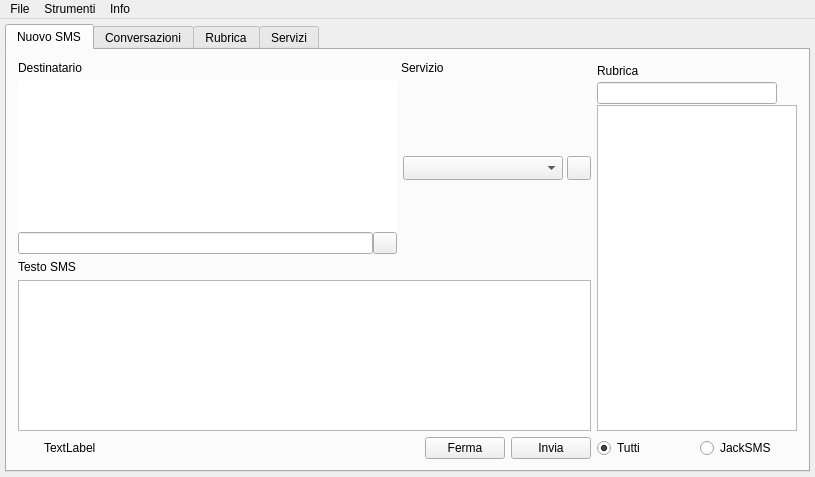
Before: the Qt Designer form mainjacksms.ui in freesmee/freesmee-desktop, drawn with Qt 5.
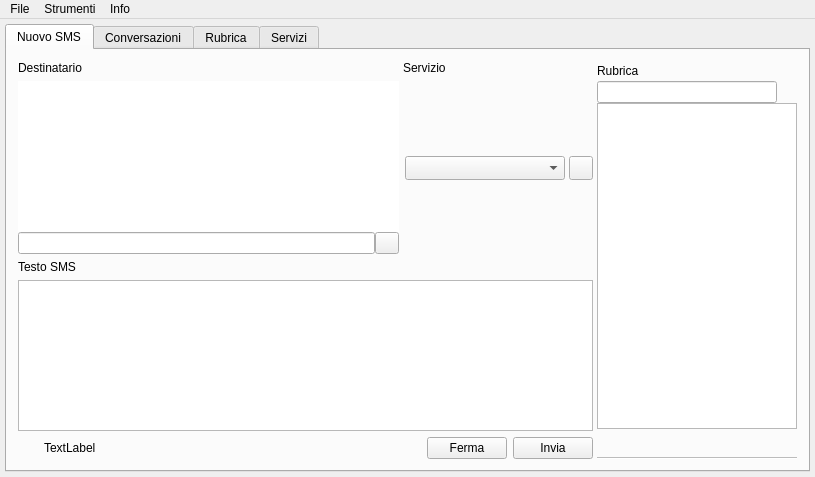
After: the same form once the commit is applied. Icons and pictures are not drawn. Custom widgets are drawn as their Qt base class.

Commit message:
- Visualizzazione numero come tooltip del mouse nella rubrica veloce - Tolto il numero dal widget destinatari e messo come tooltip (cambiato anche il cursore) - Tolti i radio button "Tutti" e "JackSMS" e messo un sistema simil-tabbed. - Gestito meglio il "rispondi", "cita" e "inoltra" quando ci sono già dei contatti selezionati - Sistemato un problema con i dialog sul download di nuovi servizi - Bumped to version 2.1-a4
extra : convert_revision : svn%3A7363d3a4-9750-e393-0ab5-40250ee986cf/trunk%4091

Diff of the .ui file:
```diff
--- a/mainjacksms.ui
+++ b/mainjacksms.ui
@@ -518,6 +518,17 @@
            </attribute>
            <layout class="QVBoxLayout" name="verticalLayout_13">
             <item>
+             <layout class="QHBoxLayout" name="horizontalLayout_24">
+              <property name="spacing">
+               <number>4</number>
+              </property>
+              <property name="topMargin">
+               <number>0</number>
+              </property>
+              <property name="rightMargin">
+               <number>0</number>
+              </property>
+              <item>
              <layout class="QGridLayout" name="gridLayout_7">
               <property name="horizontalSpacing">
                <number>6</number>
@@ -525,7 +536,7 @@
               <property name="verticalSpacing">
                <number>0</number>
               </property>
-              <item row="1" column="1">
+                <item row="0" column="1">
                <layout class="QVBoxLayout" name="verticalLayout">
                 <item>
                  <layout class="QGridLayout" name="gridLayout">
@@ -736,134 +747,7 @@
                 </item>
                </layout>
               </item>
-              <item row="1" column="2">
-               <layout class="QVBoxLayout" name="verticalLayout_2">
-                <property name="spacing">
-                 <number>1</number>
-                </property>
-                <property name="sizeConstraint">
-                 <enum>QLayout::SetDefaultConstraint</enum>
-                </property>
-                <item>
-                 <widget class="QLabel" name="label_7">
-                  <property name="sizePolicy">
-                   <sizepolicy hsizetype="Preferred" vsizetype="Fixed">
-                    <horstretch>0</horstretch>
-                    <verstretch>20</verstretch>
-                   </sizepolicy>
-                  </property>
-                  <property name="minimumSize">
-                   <size>
-                    <width>0</width>
-                    <height>20</height>
-                   </size>
-                  </property>
-                  <property name="maximumSize">
-                   <size>
-                    <width>16777215</width>
-                    <height>20</height>
-                   </size>
-                  </property>
-                  <property name="text">
-                   <string>Rubrica</string>
-                  </property>
-                 </widget>
-                </item>
-                <item>
-                 <layout class="QHBoxLayout" name="horizontalLayout_17">
-                  <property name="spacing">
-                   <number>0</number>
-                  </property>
-                  <property name="topMargin">
-                   <number>0</number>
-                  </property>
-                  <item>
-                   <widget class="QLineEdit" name="RicercaVeloce">
-                    <property name="sizePolicy">
-                     <sizepolicy hsizetype="Fixed" vsizetype="Fixed">
-                      <horstretch>180</horstretch>
-                      <verstretch>0</verstretch>
-                     </sizepolicy>
-                    </property>
-                    <property name="maximumSize">
-                     <size>
-                      <width>300</width>
-                      <height>16777215</height>
-                     </size>
-                    </property>
-                   </widget>
-                  </item>
-                  <item>
-                   <widget class="QPushButton" name="RicercaVeloceButton">
-                    <property name="enabled">
-                     <bool>false</bool>
-                    </property>
-                    <property name="sizePolicy">
-                     <sizepolicy hsizetype="Fixed" vsizetype="Fixed">
-                      <horstretch>20</horstretch>
-                      <verstretch>20</verstretch>
-                     </sizepolicy>
-                    </property>
-                    <property name="minimumSize">
-                     <size>
-                      <width>20</width>
-                      <height>20</height>
-                     </size>
-                    </property>
-                    <property name="maximumSize">
-                     <size>
-                      <width>20</width>
-                      <height>20</height>
-                     </size>
-                    </property>
-                    <property name="text">
-                     <string/>
-                    </property>
-                    <property name="icon">
-                     <iconset resource="resources.qrc">
-                      <normaloff>:/resource/findd.png</normaloff>:/resource/findd.png</iconset>
-                    </property>
-                    <property name="iconSize">
-                     <size>
-                      <width>20</width>
-                      <height>20</height>
-                     </size>
-                    </property>
-                    <property name="flat">
-                     <bool>true</bool>
-                    </property>
-                   </widget>
-                  </item>
-                 </layout>
-                </item>
-                <item>
-                 <widget class="QListWidget" name="RubricaVeloce">
-                  <property name="sizePolicy">
-                   <sizepolicy hsizetype="Fixed" vsizetype="Expanding">
-                    <horstretch>5</horstretch>
-                    <verstretch>0</verstretch>
-                   </sizepolicy>
-                  </property>
-                  <property name="maximumSize">
-                   <size>
-                    <width>200</width>
-                    <height>16777215</height>
-                   </size>
-                  </property>
-                  <property name="iconSize">
-                   <size>
-                    <width>16</width>
-                    <height>16</height>
-                   </size>
-                  </property>
-                  <property name="sortingEnabled">
-                   <bool>true</bool>
-                  </property>
-                 </widget>
-                </item>
-               </layout>
-              </item>
-              <item row="2" column="1">
+                <item row="1" column="1">
                <layout class="QHBoxLayout" name="horizontalLayout_2">
                 <property name="topMargin">
                  <number>6</number>
@@ -996,37 +880,157 @@
                 </item>
                </layout>
               </item>
-              <item row="2" column="2">
-               <layout class="QHBoxLayout" name="horizontalLayout_3">
+               </layout>
+              </item>
+              <item>
+               <layout class="QVBoxLayout" name="verticalLayout_2">
+                <property name="spacing">
+                 <number>0</number>
+                </property>
+                <property name="sizeConstraint">
+                 <enum>QLayout::SetDefaultConstraint</enum>
+                </property>
+                <item>
+                 <widget class="QLabel" name="label_7">
+                  <property name="sizePolicy">
+                   <sizepolicy hsizetype="Preferred" vsizetype="Fixed">
+                    <horstretch>0</horstretch>
+                    <verstretch>20</verstretch>
+                   </sizepolicy>
+                  </property>
+                  <property name="minimumSize">
+                   <size>
+                    <width>0</width>
+                    <height>20</height>
+                   </size>
+                  </property>
+                  <property name="maximumSize">
+                   <size>
+                    <width>16777215</width>
+                    <height>20</height>
+                   </size>
+                  </property>
+                  <property name="text">
+                   <string>Rubrica</string>
+                  </property>
+                 </widget>
+                </item>
+                <item>
+                 <layout class="QHBoxLayout" name="horizontalLayout_17">
+                  <property name="spacing">
+                   <number>0</number>
+                  </property>
                 <property name="topMargin">
-                 <number>6</number>
+                   <number>0</number>
                 </property>
                 <item>
-                 <layout class="QHBoxLayout" name="horizontalLayout_10">
+                   <widget class="QLineEdit" name="RicercaVeloce">
+                    <property name="sizePolicy">
+                     <sizepolicy hsizetype="Fixed" vsizetype="Fixed">
+                      <horstretch>180</horstretch>
+                      <verstretch>0</verstretch>
+                     </sizepolicy>
+                    </property>
+                    <property name="maximumSize">
+                     <size>
+                      <width>300</width>
+                      <height>16777215</height>
+                     </size>
+                    </property>
+                   </widget>
+                  </item>
                   <item>
-                   <widget class="QRadioButton" name="radioTutti">
+                   <widget class="QPushButton" name="RicercaVeloceButton">
+                    <property name="enabled">
+                     <bool>false</bool>
+                    </property>
+                    <property name="sizePolicy">
+                     <sizepolicy hsizetype="Fixed" vsizetype="Fixed">
+                      <horstretch>20</horstretch>
+                      <verstretch>20</verstretch>
+                     </sizepolicy>
+                    </property>
+                    <property name="minimumSize">
+                     <size>
+                      <width>20</width>
+                      <height>20</height>
+                     </size>
+                    </property>
+                    <property name="maximumSize">
+                     <size>
+                      <width>20</width>
+                      <height>20</height>
+                     </size>
+                    </property>
                     <property name="text">
-                     <string>Tutti</string>
+                     <string/>
                     </property>
-                    <property name="checked">
+                    <property name="icon">
+                     <iconset resource="resources.qrc">
+                      <normaloff>:/resource/findd.png</normaloff>:/resource/findd.png</iconset>
+                    </property>
+                    <property name="iconSize">
+                     <size>
+                      <width>20</width>
+                      <height>20</height>
+                     </size>
+                    </property>
+                    <property name="flat">
                      <bool>true</bool>
                     </property>
                    </widget>
                   </item>
+                 </layout>
+                </item>
                   <item>
-                   <widget class="QRadioButton" name="radioJackSMS">
-                    <property name="text">
-                     <string>JackSMS</string>
-                    </property>
-                   </widget>
-                  </item>
-                 </layout>
+                 <widget class="QListWidget" name="RubricaVeloce">
+                  <property name="sizePolicy">
+                   <sizepolicy hsizetype="Fixed" vsizetype="Expanding">
+                    <horstretch>5</horstretch>
+                    <verstretch>0</verstretch>
+                   </sizepolicy>
+                  </property>
+                  <property name="maximumSize">
+                   <size>
+                    <width>200</width>
+                    <height>16777215</height>
+                   </size>
+                  </property>
+                  <property name="iconSize">
+                   <size>
+                    <width>16</width>
+                    <height>16</height>
+                   </size>
+                  </property>
+                  <property name="sortingEnabled">
+                   <bool>true</bool>
+                  </property>
+                 </widget>
+                </item>
+                <item>
+                 <widget class="QTabBar" name="rubricaBar" native="true">
+                  <property name="sizePolicy">
+                   <sizepolicy hsizetype="Fixed" vsizetype="Fixed">
+                    <horstretch>200</horstretch>
+                    <verstretch>30</verstretch>
+                   </sizepolicy>
+                  </property>
+                  <property name="minimumSize">
+                   <size>
+                    <width>200</width>
+                    <height>30</height>
+                   </size>
+                  </property>
+                  <property name="maximumSize">
+                   <size>
+                    <width>200</width>
+                    <height>30</height>
+                   </size>
+                  </property>
+                 </widget>
                 </item>
                </layout>
               </item>
-              <item row="0" column="2">
-               <layout class="QHBoxLayout" name="horizontalLayout_27"/>
-              </item>
              </layout>
             </item>
            </layout>
@@ -1824,7 +1828,7 @@
      <x>0</x>
      <y>0</y>
      <width>815</width>
-     <height>20</height>
+     <height>21</height>
     </rect>
    </property>
    <widget class="QMenu" name="menuFile">
@@ -2014,6 +2018,12 @@
    <extends>QLineEdit</extends>
    <header>destinatariline.h</header>
   </customwidget>
+  <customwidget>
+   <class>QTabBar</class>
+   <extends>QWidget</extends>
+   <header>qtabbar.h</header>
+   <container>1</container>
+  </customwidget>
  </customwidgets>
  <tabstops>
   <tabstop>username</tabstop>
```
Left out of the diff: 2 changed lines with no effect on the pictures. Lines whose indentation alone changed are shown as unchanged. The commit also changes 5 other files.
